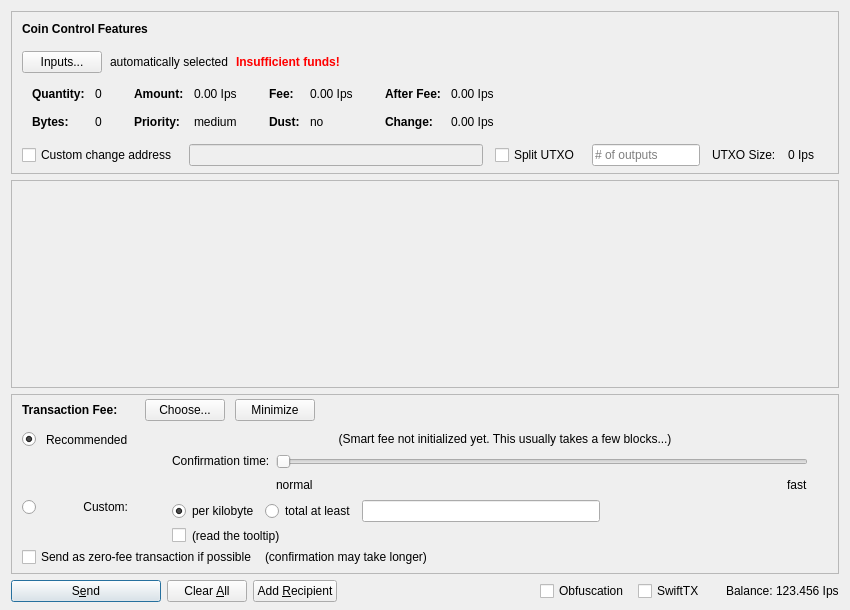
Old version of the form src/qt/forms/sendcoinsdialog.ui in the repository hazzardt/midas.
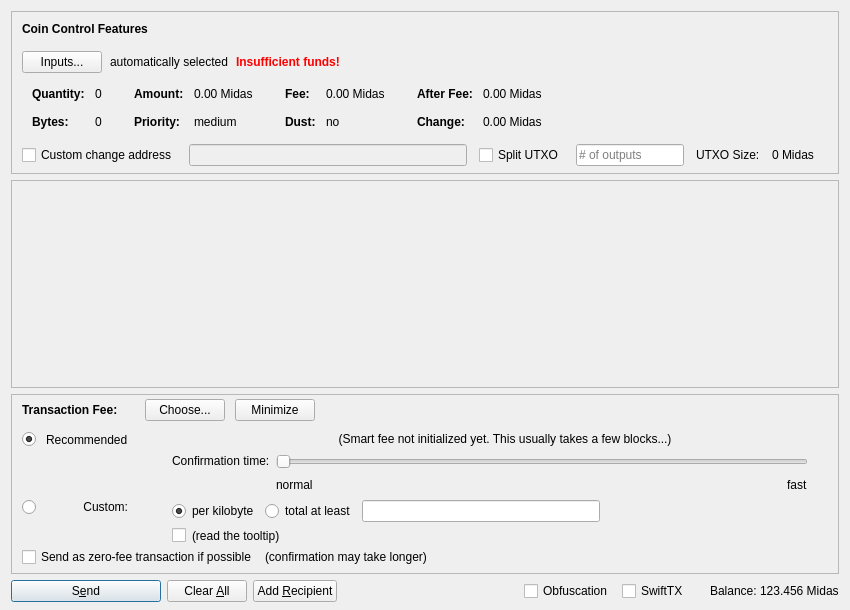
New version of the form. Icons and pictures are not drawn. Custom widgets are drawn as their Qt base class.

Diff of the .ui file:
```diff
--- a/src/qt/forms/sendcoinsdialog.ui
+++ b/src/qt/forms/sendcoinsdialog.ui
@@ -324,7 +324,7 @@
                   <enum>Qt::ActionsContextMenu</enum>
                  </property>
                  <property name="text">
-                  <string notr="true">0.00 Ips</string>
+                  <string notr="true">0.00 Midas</string>
                  </property>
                  <property name="textInteractionFlags">
                   <set>Qt::LinksAccessibleByMouse|Qt::TextSelectableByKeyboard|Qt::TextSelectableByMouse</set>
@@ -404,7 +404,7 @@
                   <enum>Qt::ActionsContextMenu</enum>
                  </property>
                  <property name="text">
-                  <string notr="true">0.00 Ips</string>
+                  <string notr="true">0.00 Midas</string>
                  </property>
                  <property name="textInteractionFlags">
                   <set>Qt::LinksAccessibleByMouse|Qt::TextSelectableByKeyboard|Qt::TextSelectableByMouse</set>
@@ -484,7 +484,7 @@
                   <enum>Qt::ActionsContextMenu</enum>
                  </property>
                  <property name="text">
-                  <string notr="true">0.00 Ips</string>
+                  <string notr="true">0.00 Midas</string>
                  </property>
                  <property name="textInteractionFlags">
                   <set>Qt::LinksAccessibleByMouse|Qt::TextSelectableByKeyboard|Qt::TextSelectableByMouse</set>
@@ -513,7 +513,7 @@
                   <enum>Qt::ActionsContextMenu</enum>
                  </property>
                  <property name="text">
-                  <string notr="true">0.00 Ips</string>
+                  <string notr="true">0.00 Midas</string>
                  </property>
                  <property name="textInteractionFlags">
                   <set>Qt::LinksAccessibleByMouse|Qt::TextSelectableByKeyboard|Qt::TextSelectableByMouse</set>
@@ -594,7 +594,7 @@
           <item>
            <widget class="QLabel" name="labelBlockSize">
             <property name="text">
-             <string>0 Ips</string>
+             <string>0 Midas</string>
             </property>
            </widget>
           </item>
@@ -1435,7 +1435,7 @@
           <cursorShape>IBeamCursor</cursorShape>
          </property>
          <property name="text">
-          <string notr="true">123.456 Ips</string>
+          <string notr="true">123.456 Midas</string>
          </property>
          <property name="textInteractionFlags">
           <set>Qt::LinksAccessibleByMouse|Qt::TextSelectableByKeyboard|Qt::TextSelectableByMouse</set>
```
Left out of the diff: 12 changed lines with no effect on the pictures.
